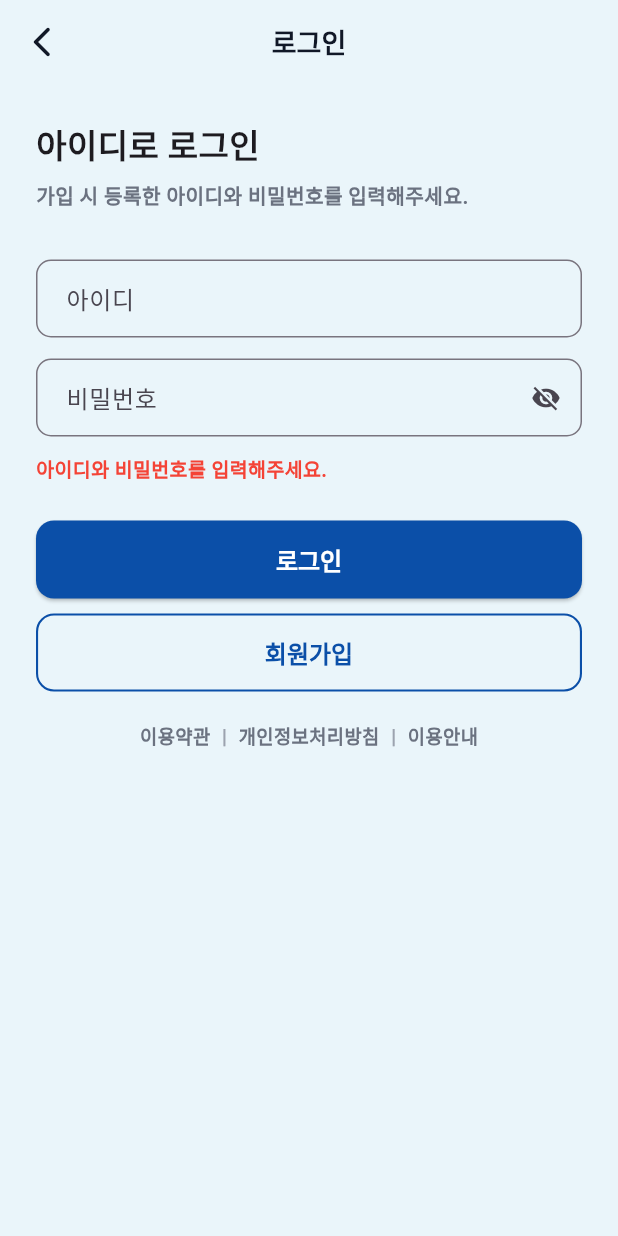
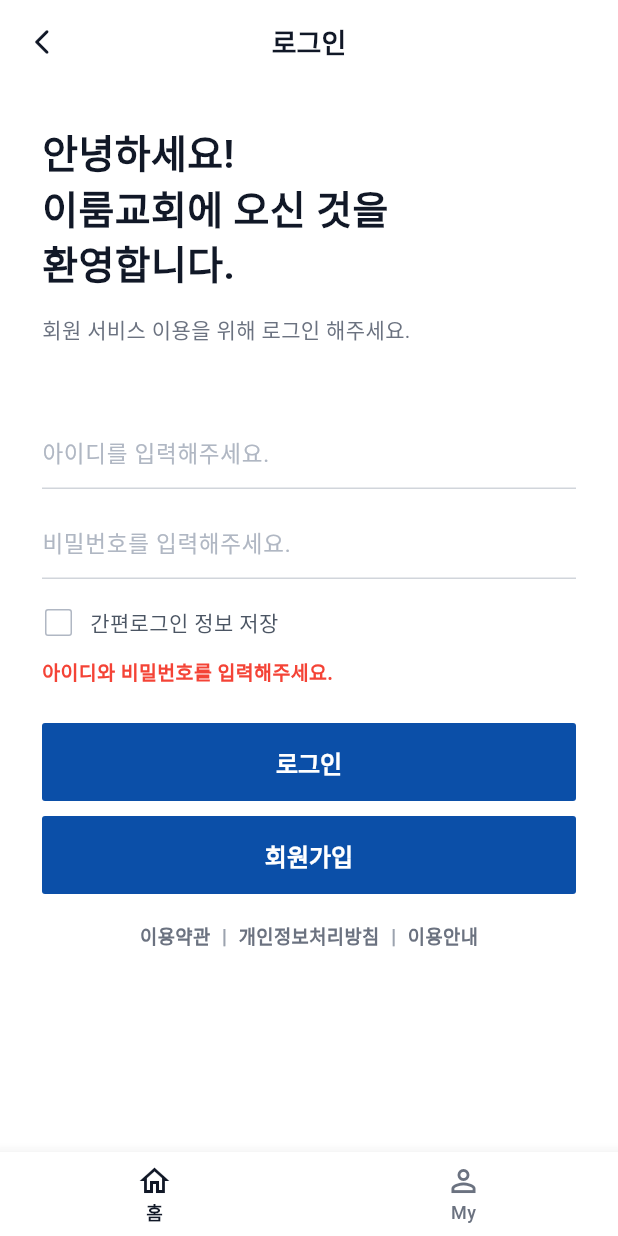
Before and after one commit to swhyun-dev/eloom_church_app, a Flutter app: the screen it shows after launch, item 2 of the bottom bar chosen, after a tap on "로그인", on a phone screen of 412 x 824 dp. Run offline on Flutter 3.47's test engine with Material 3 defaults, Android fonts, the phone set to English and light mode, and no system bars; our stand-ins replace dio, firebase_core, firebase_messaging, flutter_riverpod, flutter_secure_storage, get_it and 8 more; accounts and stored records are empty; network calls fail; Roboto replaces fonts that are missing (Pretendard); project files that could hold a hidden picture were left out.

Commit message:
feat(login): 로그인 페이지 디자인 리뉴얼
- 상단 환영 문구 ('안녕하세요!\n이룸교회에 오신 것을\n환영합니다.') — 이룸교회 굵게 강조
- 텍스트필드 underline 스타일 + 친근한 placeholder
- '간편로그인 정보 저장' 체크박스 (아이디만 SharedPreferences에 저장, 다음 진입 시 자동 입력)
- 로그인 / 회원가입 두 버튼 동일 fill 스타일 통일
- 하단 BottomNavigationBar (홈 / My) 추가
- 화이트 배경 + 디자인 색상 정렬

Co-Authored-By: Claude Opus 4.7 (1M context) <noreply@anthropic.com>

```diff
--- a/lib/features/auth/login_id_page.dart
+++ b/lib/features/auth/login_id_page.dart
@@ -1,6 +1,7 @@
 import 'package:flutter/material.dart';
 import 'package:flutter_riverpod/flutter_riverpod.dart';
 import 'package:go_router/go_router.dart';
+import 'package:shared_preferences/shared_preferences.dart';
 
 import '../../models/account_role.dart';
 import '../../models/church_registry_person.dart';
@@ -16,11 +17,30 @@ class LoginIdPage extends ConsumerStatefulWidget {
 }
 
 class _LoginIdPageState extends ConsumerState<LoginIdPage> {
+  static const _kSavedIdKey = 'auth_saved_userId';
+
   final idCtrl = TextEditingController();
   final pwCtrl = TextEditingController();
   bool busy = false;
-  bool obscure = true;
+  bool rememberMe = false;
   String? error;
+
+  @override
+  void initState() {
+    super.initState();
+    _loadSavedId();
+  }
+
+  Future<void> _loadSavedId() async {
+    final prefs = await SharedPreferences.getInstance();
+    final saved = prefs.getString(_kSavedIdKey);
+    if (saved != null && saved.isNotEmpty && mounted) {
+      setState(() {
+        idCtrl.text = saved;
+        rememberMe = true;
+      });
+    }
+  }
 
   @override
   void dispose() {
@@ -92,8 +112,15 @@ class _LoginIdPageState extends ConsumerState<LoginIdPage> {
             registry: registry,
           );
 
+      // 간편로그인 정보 저장 — 아이디만 저장(비번은 보안상 X)
+      final prefs = await SharedPreferences.getInstance();
+      if (rememberMe) {
+        await prefs.setString(_kSavedIdKey, userId);
+      } else {
+        await prefs.remove(_kSavedIdKey);
+      }
+
       if (!mounted) return;
-
       final dest = widget.from ?? '/';
       context.go(dest);
     } catch (e) {
@@ -107,16 +134,22 @@ class _LoginIdPageState extends ConsumerState<LoginIdPage> {
   @override
   Widget build(BuildContext context) {
     const primary = Color(0xFF0B4FA8);
+    const labelColor = Color(0xFF111827);
+    const subColor = Color(0xFF6B7280);
+    const lineColor = Color(0xFFD1D5DB);
 
     return Scaffold(
+      backgroundColor: Colors.white,
       appBar: AppBar(
-        title: const Text('로그인'),
+        backgroundColor: Colors.white,
+        elevation: 0,
+        title: const Text('로그인',
+            style: TextStyle(color: labelColor, fontWeight: FontWeight.w800)),
         centerTitle: true,
+        iconTheme: const IconThemeData(color: labelColor),
         leading: IconButton(
-          icon: const Icon(Icons.arrow_back_ios_new_rounded),
+          icon: const Icon(Icons.arrow_back_ios_new_rounded, size: 20),
           onPressed: () {
-            // BottomNav 보호 라우트로 들어와 redirect 된 경우 stack이 비어있어
-            // maybePop이 무동작. 항상 홈으로 안전하게 이동.
             if (context.canPop()) {
               context.pop();
             } else {
@@ -127,43 +160,116 @@ class _LoginIdPageState extends ConsumerState<LoginIdPage> {
       ),
       body: SafeArea(
         child: ListView(
-          padding: const EdgeInsets.fromLTRB(24, 24, 24, 24),
+          padding: const EdgeInsets.fromLTRB(28, 20, 28, 28),
           children: [
+            const SizedBox(height: 8),
+            const Text.rich(
+              TextSpan(
+                style: TextStyle(
+                  fontSize: 26,
+                  color: labelColor,
+                  height: 1.35,
+                  fontWeight: FontWeight.w700,
+                ),
+                children: [
+                  TextSpan(text: '안녕하세요!\n'),
+                  TextSpan(
+                      text: '이룸교회',
+                      style: TextStyle(fontWeight: FontWeight.w900)),
+                  TextSpan(text: '에 오신 것을\n환영합니다.'),
+                ],
+              ),
+            ),
+            const SizedBox(height: 14),
             const Text(
-              '아이디로 로그인',
-              style: TextStyle(fontSize: 22, fontWeight: FontWeight.w900),
+              '회원 서비스 이용을 위해 로그인 해주세요.',
+              style: TextStyle(fontSize: 14, color: subColor),
             ),
-            const SizedBox(height: 8),
-            const Text(
-              '가입 시 등록한 아이디와 비밀번호를 입력해주세요.',
-              style: TextStyle(fontSize: 13.5, color: Color(0xFF6B7280), fontWeight: FontWeight.w600),
-            ),
-            const SizedBox(height: 32),
+            const SizedBox(height: 48),
 
             TextField(
               controller: idCtrl,
               enabled: !busy,
               textInputAction: TextInputAction.next,
-              decoration: _inputDeco('아이디'),
+              style: const TextStyle(fontSize: 15, color: labelColor),
+              decoration: const InputDecoration(
+                hintText: '아이디를 입력해주세요.',
+                hintStyle: TextStyle(color: Color(0xFFB0B7C3), fontSize: 15),
+                isDense: true,
+                contentPadding: EdgeInsets.symmetric(vertical: 12),
+                enabledBorder: UnderlineInputBorder(
+                  borderSide: BorderSide(color: lineColor),
                 ),
-            const SizedBox(height: 14),
+                focusedBorder: UnderlineInputBorder(
+                  borderSide: BorderSide(color: primary, width: 1.5),
+                ),
+              ),
+            ),
+            const SizedBox(height: 12),
             TextField(
               controller: pwCtrl,
               enabled: !busy,
-              obscureText: obscure,
+              obscureText: true,
               textInputAction: TextInputAction.done,
               onSubmitted: (_) => _submit(),
-              decoration: _inputDeco('비밀번호').copyWith(
-                suffixIcon: IconButton(
-                  icon: Icon(obscure ? Icons.visibility_off : Icons.visibility, size: 20),
-                  onPressed: () => setState(() => obscure = !obscure),
+              style: const TextStyle(fontSize: 15, color: labelColor),
+              decoration: const InputDecoration(
+                hintText: '비밀번호를 입력해주세요.',
+                hintStyle: TextStyle(color: Color(0xFFB0B7C3), fontSize: 15),
+                isDense: true,
+                contentPadding: EdgeInsets.symmetric(vertical: 12),
+                enabledBorder: UnderlineInputBorder(
+                  borderSide: BorderSide(color: lineColor),
                 ),
+                focusedBorder: UnderlineInputBorder(
+                  borderSide: BorderSide(color: primary, width: 1.5),
+                ),
+              ),
+            ),
+            const SizedBox(height: 18),
+
+            // 간편로그인 정보 저장
+            InkWell(
+              onTap: busy ? null : () => setState(() => rememberMe = !rememberMe),
+              child: Row(
+                children: [
+                  SizedBox(
+                    width: 22,
+                    height: 22,
+                    child: Checkbox(
+                      value: rememberMe,
+                      onChanged: busy
+                          ? null
+                          : (v) => setState(() => rememberMe = v ?? false),
+                      shape: const RoundedRectangleBorder(
+                        borderRadius: BorderRadius.all(Radius.circular(2)),
+                      ),
+                      side: const BorderSide(color: Color(0xFFB0B7C3)),
+                      activeColor: primary,
+                      materialTapTargetSize: MaterialTapTargetSize.shrinkWrap,
+                      visualDensity: VisualDensity.compact,
+                    ),
+                  ),
+                  const SizedBox(width: 10),
+                  const Text(
+                    '간편로그인 정보 저장',
+                    style: TextStyle(
+                      fontSize: 14,
+                      color: Color(0xFF4B5563),
+                      fontWeight: FontWeight.w500,
+                    ),
+                  ),
+                ],
               ),
             ),
 
             if (error != null) ...[
               const SizedBox(height: 12),
-              Text(error!, style: const TextStyle(color: Colors.red, fontWeight: FontWeight.w700, fontSize: 13)),
+              Text(error!,
+                  style: const TextStyle(
+                      color: Colors.red,
+                      fontWeight: FontWeight.w700,
+                      fontSize: 13)),
             ],
 
             const SizedBox(height: 24),
@@ -174,15 +280,20 @@ class _LoginIdPageState extends ConsumerState<LoginIdPage> {
                 style: ElevatedButton.styleFrom(
                   backgroundColor: primary,
                   foregroundColor: Colors.white,
-                  shape: RoundedRectangleBorder(borderRadius: BorderRadius.circular(12)),
-                  textStyle: const TextStyle(fontWeight: FontWeight.w900, fontSize: 16),
+                  elevation: 0,
+                  shape: const RoundedRectangleBorder(
+                    borderRadius: BorderRadius.all(Radius.circular(2)),
+                  ),
+                  textStyle: const TextStyle(
+                      fontWeight: FontWeight.w900, fontSize: 16),
                 ),
                 onPressed: busy ? null : _submit,
                 child: busy
                     ? const SizedBox(
                         height: 22,
                         width: 22,
-                        child: CircularProgressIndicator(color: Colors.white, strokeWidth: 2.5),
+                        child: CircularProgressIndicator(
+                            color: Colors.white, strokeWidth: 2.5),
                       )
                     : const Text('로그인'),
               ),
@@ -192,41 +303,61 @@ class _LoginIdPageState extends ConsumerState<LoginIdPage> {
 
             SizedBox(
               height: 52,
-              child: OutlinedButton(
-                style: OutlinedButton.styleFrom(
-                  foregroundColor: primary,
-                  side: const BorderSide(color: primary, width: 1.4),
-                  shape: RoundedRectangleBorder(borderRadius: BorderRadius.circular(12)),
-                  textStyle: const TextStyle(fontWeight: FontWeight.w900, fontSize: 16),
+              child: ElevatedButton(
+                style: ElevatedButton.styleFrom(
+                  backgroundColor: primary,
+                  foregroundColor: Colors.white,
+                  elevation: 0,
+                  shape: const RoundedRectangleBorder(
+                    borderRadius: BorderRadius.all(Radius.circular(2)),
+                  ),
+                  textStyle: const TextStyle(
+                      fontWeight: FontWeight.w900, fontSize: 16),
                 ),
                 onPressed: busy ? null : () => context.push('/signup/terms'),
                 child: const Text('회원가입'),
               ),
             ),
 
-            const SizedBox(height: 20),
+            const SizedBox(height: 18),
 
             Row(
               mainAxisAlignment: MainAxisAlignment.center,
               children: const [
                 _BottomLink(text: '이용약관'),
-                Text('  |  ', style: TextStyle(color: Color(0xFF9CA3AF), fontWeight: FontWeight.w700)),
+                Text('  |  ',
+                    style: TextStyle(
+                        color: Color(0xFF9CA3AF), fontWeight: FontWeight.w700)),
                 _BottomLink(text: '개인정보처리방침'),
-                Text('  |  ', style: TextStyle(color: Color(0xFF9CA3AF), fontWeight: FontWeight.w700)),
+                Text('  |  ',
+                    style: TextStyle(
+                        color: Color(0xFF9CA3AF), fontWeight: FontWeight.w700)),
                 _BottomLink(text: '이용안내'),
               ],
             ),
           ],
         ),
       ),
-    );
-  }
-
-  InputDecoration _inputDeco(String hint) {
-    return InputDecoration(
-      hintText: hint,
-      contentPadding: const EdgeInsets.symmetric(horizontal: 16, vertical: 14),
-      border: OutlineInputBorder(borderRadius: BorderRadius.circular(10)),
+      bottomNavigationBar: BottomNavigationBar(
+        currentIndex: 0,
+        backgroundColor: Colors.white,
+        type: BottomNavigationBarType.fixed,
+        elevation: 8,
+        selectedItemColor: labelColor,
+        unselectedItemColor: subColor,
+        showSelectedLabels: true,
+        showUnselectedLabels: true,
+        selectedLabelStyle: const TextStyle(fontSize: 12, fontWeight: FontWeight.w700),
+        unselectedLabelStyle: const TextStyle(fontSize: 12, fontWeight: FontWeight.w500),
+        onTap: (i) {
+          if (i == 0) context.go('/');
+          if (i == 1) context.go('/my');
+        },
+        items: const [
+          BottomNavigationBarItem(icon: Icon(Icons.home_outlined), label: '홈'),
+          BottomNavigationBarItem(icon: Icon(Icons.person_outline), label: 'My'),
+        ],
+      ),
     );
   }
 }
@@ -242,7 +373,7 @@ class _BottomLink extends StatelessWidget {
       style: const TextStyle(
         fontSize: 12.5,
         color: Color(0xFF6B7280),
-        fontWeight: FontWeight.w800,
+        fontWeight: FontWeight.w700,
       ),
     );
   }
```
Lines whose indentation alone changed are shown as unchanged.
